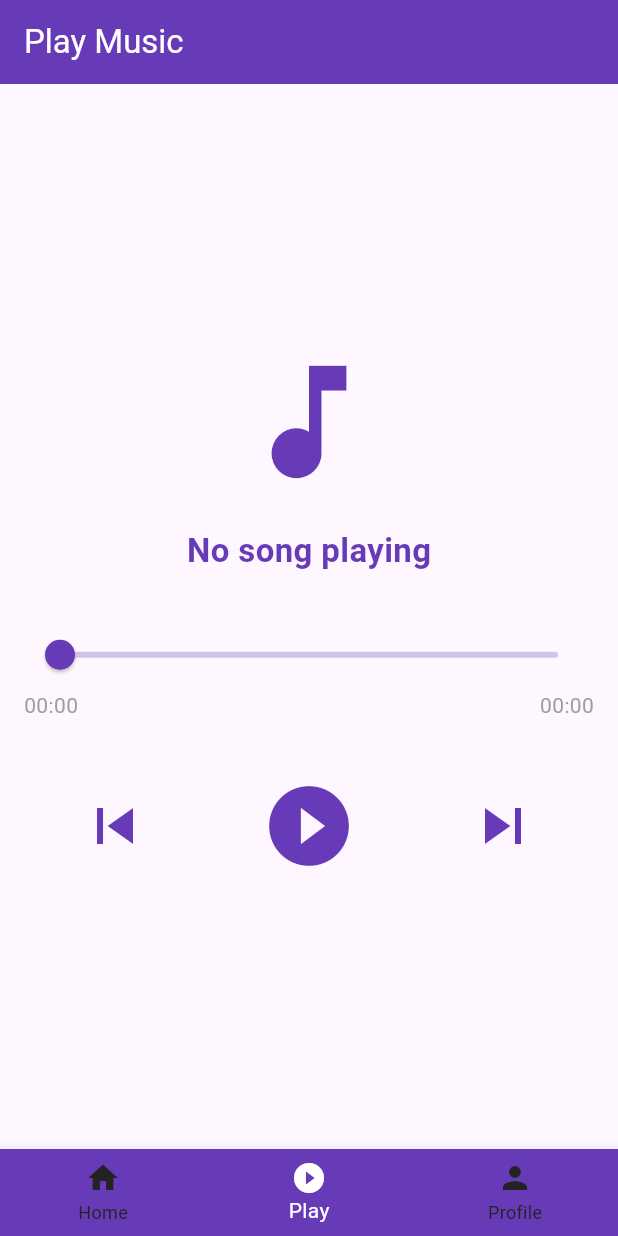
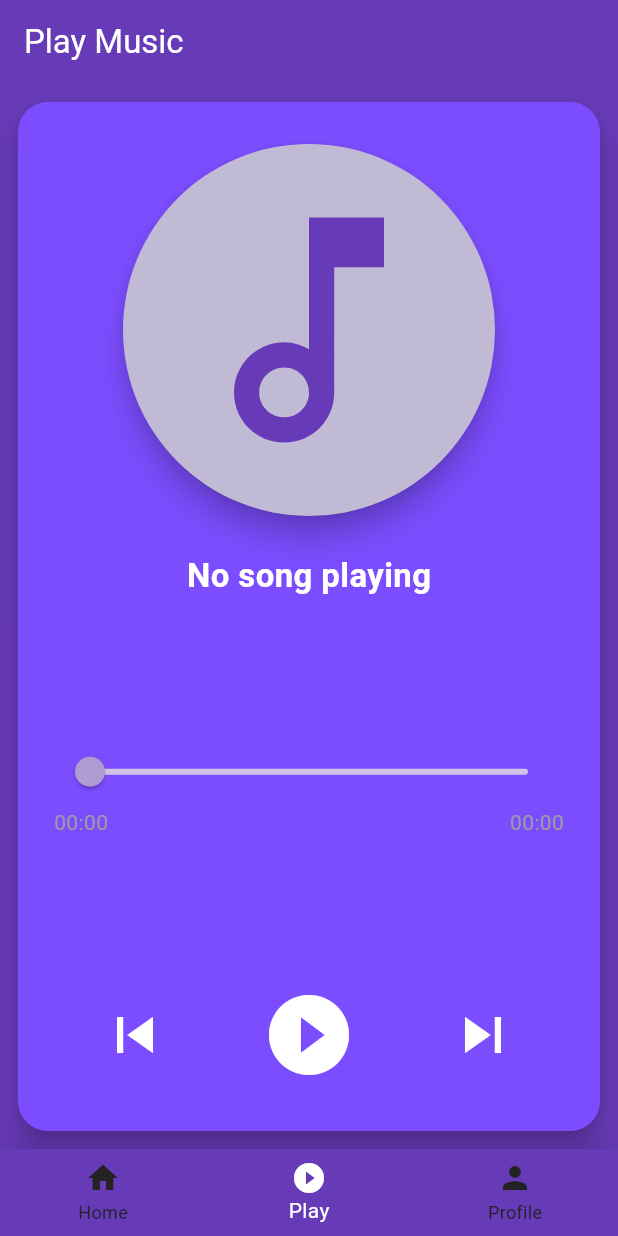
Before and after one commit to navin280123/music, a Flutter app: the screen it shows after launch, item 2 of the bottom bar chosen, after a tap on the "skip previous" icon, on a phone screen of 412 x 824 dp. Run offline on Flutter 3.47's test engine with Material 3 defaults, Android fonts, the phone set to English and light mode, and no system bars; our stand-ins replace audioplayers, lottie, permission_handler.

Commit message:
Refactor code to add onTap functionality in HomeScreen.dart and update ProfileScreen.dart UI

```diff
--- a/lib/HomeScreen.dart
+++ b/lib/HomeScreen.dart
@@ -74,6 +74,12 @@ class _HomeScreenState extends State<HomeScreen> {
             color: isPlayingCurrent ? Colors.white : Colors.white70,
           ),
         ),
+        onTap: () {
+          widget.onPlayOrPause(index, file.path);
+          setState(() {
+            showBottomSheet = true;
+          });
+        },
         trailing: IconButton(
           icon: Icon(isPlayingCurrent
               ? Icons.pause_circle_filled
--- a/lib/MainScreen.dart
+++ b/lib/MainScreen.dart
@@ -91,7 +91,15 @@ class _MainScreenState extends State<MainScreen> {
             position: _position,
             onPlayOrPause: _playOrPause,
           ),
-          ProfileScreen(audioFiles: widget.audioFiles, audioPlayer: audioPlayer),
+          ProfileScreen(
+            audioFiles: widget.audioFiles,
+            audioPlayer: audioPlayer,
+            currentlyPlayingIndex: _currentlyPlayingIndex,
+            isPlaying: _isPlaying,
+            duration: _duration,
+            position: _position,
+            onPlayOrPause: _playOrPause,
+          ),
         ],
       ),
       bottomNavigationBar: BottomNavigationBar(
--- a/lib/PlayScreen.dart
+++ b/lib/PlayScreen.dart
@@ -49,24 +49,49 @@ class _PlayScreenState extends State<PlayScreen> {
         : "No song playing";
 
     return Scaffold(
-      body: Padding(
-        padding: const EdgeInsets.all(16.0),
+      backgroundColor: Colors.deepPurple, // Background color set to deep purple
+      body: Center(
+        child: Padding(
+          padding: const EdgeInsets.all(8.0),
+          child: Card(
+            shape: RoundedRectangleBorder(
+              borderRadius: BorderRadius.circular(20),
+            ),
+            color: Colors.deepPurpleAccent,
+            elevation: 8,
+            child: Padding(
+              padding: const EdgeInsets.all(24.0),
               child: Column(
-          mainAxisAlignment: MainAxisAlignment.center,
                 children: [
-            Icon(
-              Icons.music_note,
-              size: 100.0,
-              color: Colors.deepPurple, // Updated icon color
+                    Card(
+                    shape: CircleBorder(),
+                    color: const Color.fromARGB(255, 193, 186, 212),
+                    elevation: 8,
+                    child: Padding(
+                      padding: const EdgeInsets.all(24.0),
+                      child: Icon(
+                      Icons.music_note_outlined,
+                      size: 200.0,
+                      color: Colors.deepPurple,
+                      ),
+                    ),
                     ),
                   const SizedBox(height: 20.0),
                   Text(
                     currentSong,
-              style: TextStyle(fontSize: 22, fontWeight: FontWeight.w600, color: Colors.deepPurple), // Updated text color
+                    style: TextStyle(
+                      fontSize: 22,
+                      fontWeight: FontWeight.w600,
+                      color: const Color.fromARGB(255, 255, 255, 255),
+                    ),
                     overflow: TextOverflow.ellipsis,
                     maxLines: 1,
                   ),
                   const SizedBox(height: 30.0),
+                  Expanded(
+                    child: Column(
+                      mainAxisAlignment: MainAxisAlignment.center,
+                      children: [
                         Slider(
                           value: sliderValue,
                           min: 0,
@@ -79,14 +104,15 @@ class _PlayScreenState extends State<PlayScreen> {
                           onChangeEnd: (value) {
                             seekAudio(value);
                           },
-              activeColor: Colors.deepPurple, // Updated active color
-              inactiveColor: Colors.deepPurple[100], // Updated inactive color
+                          activeColor: const Color.fromARGB(255, 175, 156, 208),
+                          inactiveColor: Colors.deepPurple[100],
                         ),
                         Row(
                           mainAxisAlignment: MainAxisAlignment.spaceBetween,
                           children: [
                             Text(
-                  _formatDuration(Duration(seconds: sliderValue.toInt())),
+                              _formatDuration(
+                                  Duration(seconds: sliderValue.toInt())),
                               style: const TextStyle(color: Colors.grey),
                             ),
                             Text(
@@ -95,27 +121,44 @@ class _PlayScreenState extends State<PlayScreen> {
                             ),
                           ],
                         ),
+                      ],
+                    ),
+                  ),
                   const SizedBox(height: 30.0),
                   Row(
                     mainAxisAlignment: MainAxisAlignment.spaceAround,
                     children: [
                       IconButton(
-                  icon: const Icon(Icons.skip_previous, size: 48.0, color: Colors.deepPurple), // Updated icon color
+                        icon: const Icon(
+                          Icons.skip_previous,
+                          size: 48.0,
+                          color: Color.fromARGB(255, 255, 255, 255),
+                        ),
                         onPressed: onPreviousSong,
                       ),
                       IconButton(
                         icon: Icon(
-                    widget.isPlaying ? Icons.pause_circle_filled : Icons.play_circle_fill,
+                          widget.isPlaying
+                              ? Icons.pause_circle_filled
+                              : Icons.play_circle_fill,
                           size: 64.0,
-                    color: Colors.deepPurple, // Updated icon color
+                          color: const Color.fromARGB(255, 255, 255, 255),
                         ),
                         onPressed: widget.currentlyPlayingIndex != null
                             ? () => widget.onPlayOrPause(
-                          widget.currentlyPlayingIndex!, widget.audioFiles[widget.currentlyPlayingIndex!].path)
+                                  widget.currentlyPlayingIndex!,
+                                  widget
+                                      .audioFiles[widget.currentlyPlayingIndex!]
+                                      .path,
+                                )
                             : null,
                       ),
                       IconButton(
-                  icon: const Icon(Icons.skip_next, size: 48.0, color: Colors.deepPurple), // Updated icon color
+                        icon: const Icon(
+                          Icons.skip_next,
+                          size: 48.0,
+                          color: Color.fromARGB(255, 255, 255, 255),
+                        ),
                         onPressed: onNextSong,
                       ),
                     ],
@@ -123,24 +166,32 @@ class _PlayScreenState extends State<PlayScreen> {
                 ],
               ),
             ),
+          ),
+        ),
+      ),
     );
   }
+
   void onNextSong() {
-    // Logic for moving to the next song
     if (widget.currentlyPlayingIndex != null &&
         widget.currentlyPlayingIndex! < widget.audioFiles.length - 1) {
-      widget.onPlayOrPause(widget.currentlyPlayingIndex! + 1,
-          widget.audioFiles[widget.currentlyPlayingIndex! + 1].path);
+      widget.onPlayOrPause(
+        widget.currentlyPlayingIndex! + 1,
+        widget.audioFiles[widget.currentlyPlayingIndex! + 1].path,
+      );
     }
   }
+
   void onPreviousSong() {
-    // Logic for moving to the previous song
     if (widget.currentlyPlayingIndex != null &&
         widget.currentlyPlayingIndex! > 0) {
-      widget.onPlayOrPause(widget.currentlyPlayingIndex! - 1,
-          widget.audioFiles[widget.currentlyPlayingIndex! - 1].path);
+      widget.onPlayOrPause(
+        widget.currentlyPlayingIndex! - 1,
+        widget.audioFiles[widget.currentlyPlayingIndex! - 1].path,
+      );
     }
   }
+
   String _formatDuration(Duration duration) {
     String twoDigits(int n) => n.toString().padLeft(2, '0');
     String hours = twoDigits(duration.inHours);
--- a/lib/ProfileScreen.dart
+++ b/lib/ProfileScreen.dart
@@ -1,29 +1,86 @@
-// Profile tab content
-
+import 'package:flutter/material.dart';
 import 'package:audioplayers/audioplayers.dart';
-import 'package:audioplayers/src/audioplayer.dart' as audioplayers;
-import 'package:flutter/material.dart';
 
 class ProfileScreen extends StatefulWidget {
   final List<dynamic> audioFiles;
   final AudioPlayer audioPlayer;
-  const ProfileScreen(
-      {super.key, required this.audioFiles, required this.audioPlayer});
+  final int? currentlyPlayingIndex;
+  final Duration duration;
+  final Duration position;
+  final bool isPlaying;
+  final Function(int, String) onPlayOrPause;
+
+  const ProfileScreen({
+    super.key,
+    required this.audioFiles,
+    required this.audioPlayer,
+    required this.currentlyPlayingIndex,
+    required this.duration,
+    required this.position,
+    required this.isPlaying,
+    required this.onPlayOrPause,
+  });
 
   @override
   _ProfileScreenState createState() => _ProfileScreenState();
 }
 
 class _ProfileScreenState extends State<ProfileScreen> {
+  double sliderValue = 0;
+
+  @override
+  void initState() {
+    super.initState();
+    widget.audioPlayer.onPositionChanged.listen((position) {
+      setState(() {
+        sliderValue = position.inSeconds.toDouble();
+      });
+    });
+  }
+
+
   @override
   Widget build(BuildContext context) {
-    return Scaffold(
-      appBar: AppBar(
-        title: Text('Profile Screen'),
-      ),
-      body: Center(
-        child: Text(widget.audioPlayer.playerId.toString()),
-      ),
-    );
+  return Scaffold(
+    body: Column(
+      children: [
+        Expanded(
+          child: ListView.builder(
+            itemCount: widget.audioFiles.length,
+            itemBuilder: (context, index) {
+              return ListTile(
+                title: Text("Profile Screen"),
+                trailing: IconButton(
+                  icon: Icon(
+                    widget.currentlyPlayingIndex == index && widget.isPlaying
+                        ? Icons.pause
+                        : Icons.play_arrow,
+                  ),
+                  onPressed: () {
+                    widget.onPlayOrPause(index, widget.audioFiles[index]['url']);
+                  },
+                ),
+              );
+            },
+          ),
+        ),
+        Slider(
+          value: sliderValue,
+          min: 0,
+          max: widget.duration.inSeconds.toDouble(),
+          onChanged: (value) {
+            setState(() {
+              sliderValue = value;
+              widget.audioPlayer.seek(Duration(seconds: value.toInt()));
+            });
+          },
+        ),
+        Text(
+          '${widget.position.inMinutes}:${(widget.position.inSeconds % 60).toString().padLeft(2, '0')} / ${widget.duration.inMinutes}:${(widget.duration.inSeconds % 60).toString().padLeft(2, '0')}',
+        ),
+      ],
+    ),
+  );
   }
+
 }
```
Lines whose indentation alone changed are shown as unchanged.
